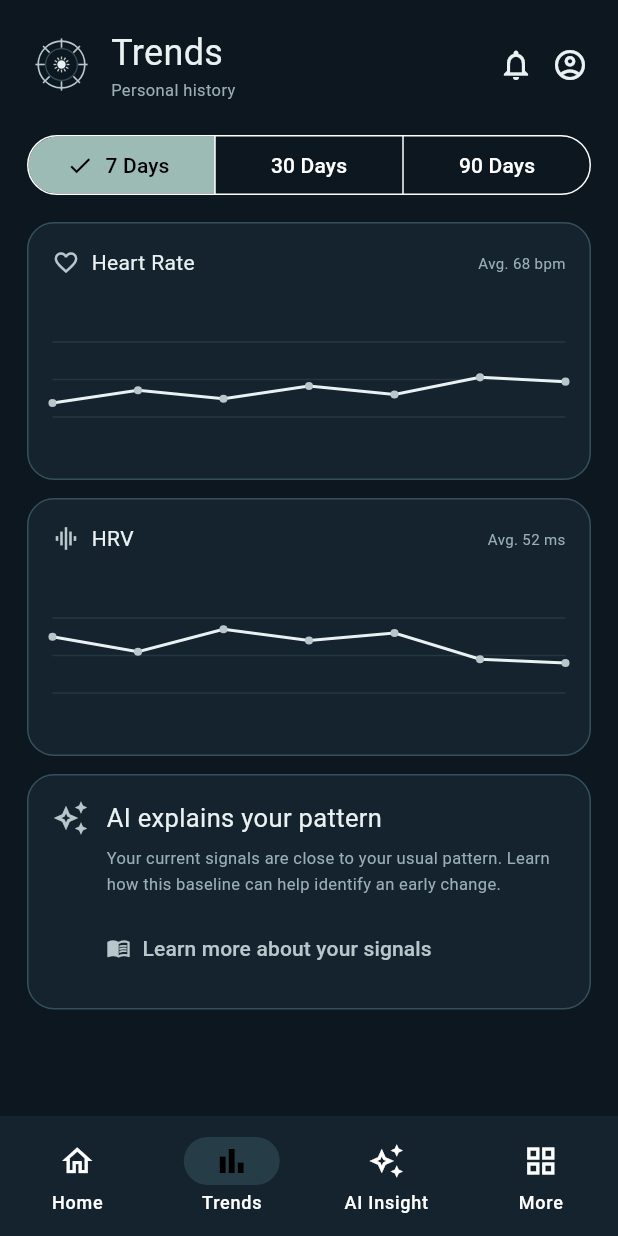
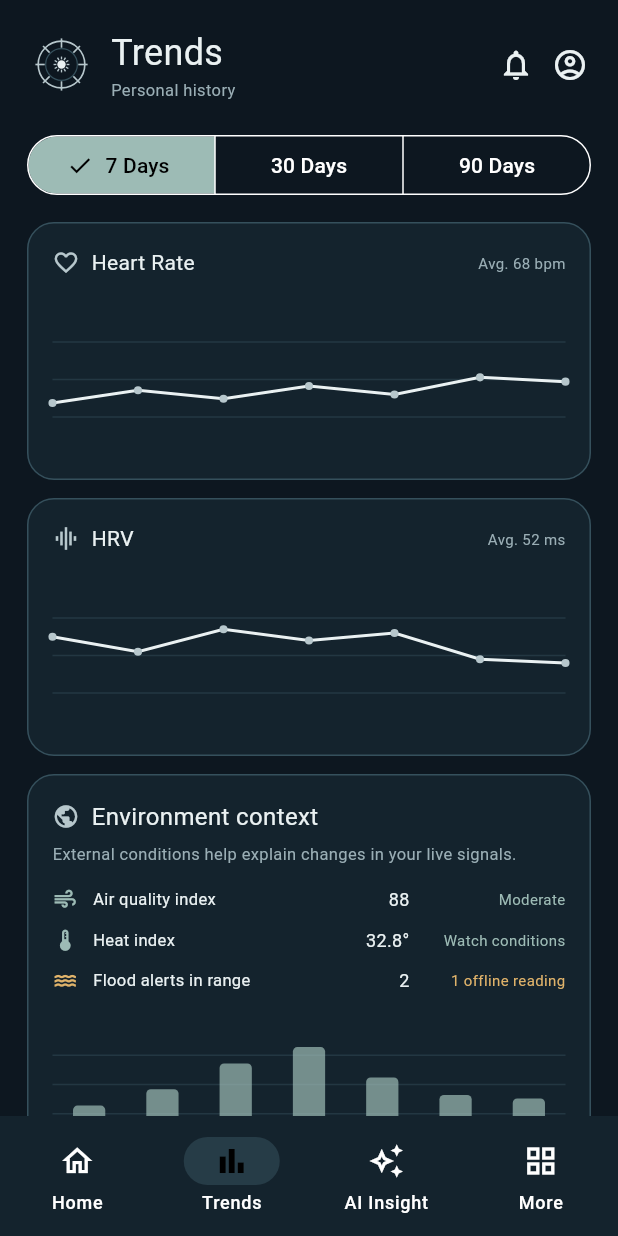
Before and after one commit to shagun-coder/aiHealthCare, a Flutter app: the HomeShell screen opened directly, item 2 of the bottom bar chosen, on a phone screen of 412 x 824 dp. Run offline on Flutter 3.47's test engine with Material 3 defaults, Android fonts, the phone set to English and light mode, and no system bars; Roboto replaces fonts that are missing (Georgia).

Commit message:
Add environmental context to trends

```diff
--- a/lib/main.dart
+++ b/lib/main.dart
@@ -74,6 +74,20 @@ class PersonalBaseline {
     required this.heartRate,
     required this.temperature,
     required this.hrv,
+  });
+}
+
+class EnvironmentSnapshot {
+  final int airQualityIndex;
+  final double heatIndex;
+  final bool floodAlert;
+  final bool signalAvailable;
+
+  const EnvironmentSnapshot({
+    required this.airQualityIndex,
+    required this.heatIndex,
+    required this.floodAlert,
+    required this.signalAvailable,
   });
 }
 
@@ -205,6 +219,16 @@ class VitalsController extends ChangeNotifier {
     VitalsSnapshot(heartRate: 69, spo2: 98, temperature: 36.6, hrv: 56),
     VitalsSnapshot(heartRate: 73, spo2: 97, temperature: 36.7, hrv: 49),
     VitalsSnapshot(heartRate: 72, spo2: 98, temperature: 36.6, hrv: 48),
+  ];
+
+  final List<EnvironmentSnapshot> environmentHistory = const [
+    EnvironmentSnapshot(airQualityIndex: 82, heatIndex: 32.1, floodAlert: false, signalAvailable: true),
+    EnvironmentSnapshot(airQualityIndex: 96, heatIndex: 33.0, floodAlert: false, signalAvailable: true),
+    EnvironmentSnapshot(airQualityIndex: 118, heatIndex: 34.2, floodAlert: false, signalAvailable: true),
+    EnvironmentSnapshot(airQualityIndex: 132, heatIndex: 35.1, floodAlert: true, signalAvailable: true),
+    EnvironmentSnapshot(airQualityIndex: 106, heatIndex: 34.7, floodAlert: true, signalAvailable: false),
+    EnvironmentSnapshot(airQualityIndex: 91, heatIndex: 33.5, floodAlert: false, signalAvailable: true),
+    EnvironmentSnapshot(airQualityIndex: 88, heatIndex: 32.8, floodAlert: false, signalAvailable: true),
   ];
 
   RiskPrediction? prediction;
@@ -668,6 +692,8 @@ class _TrendsPageState extends State<TrendsPage> {
                   max: 70,
                 ),
                 const SizedBox(height: 12),
+                EnvironmentTrendCard(history: c.environmentHistory),
+                const SizedBox(height: 12),
                 AiLearningCard(current: c.current, baseline: c.baseline),
               ]),
             ),
@@ -1366,6 +1392,103 @@ class TrendCard extends StatelessWidget {
   }
 }
 
+class EnvironmentTrendCard extends StatelessWidget {
+  final List<EnvironmentSnapshot> history;
+
+  const EnvironmentTrendCard({super.key, required this.history});
+
+  @override
+  Widget build(BuildContext context) {
+    final latest = history.last;
+    final floodEvents = history.where((entry) => entry.floodAlert).length;
+    final offlineReadings = history.where((entry) => !entry.signalAvailable).length;
+
+    return SectionCard(
+      child: Column(
+        crossAxisAlignment: CrossAxisAlignment.start,
+        children: [
+          const SectionTitle(icon: Icons.public_outlined, title: 'Environment context'),
+          const SizedBox(height: 6),
+          const Text(
+            'External conditions help explain changes in your live signals.',
+            style: TextStyle(color: VitalsColors.muted, fontSize: 11, height: 1.4),
+          ),
+          const SizedBox(height: 14),
+          EnvironmentMetricRow(
+            icon: Icons.air_outlined,
+            label: 'Air quality index',
+            value: '${latest.airQualityIndex}',
+            detail: latest.airQualityIndex >= 100 ? 'Elevated' : 'Moderate',
+            warning: latest.airQualityIndex >= 100,
+          ),
+          EnvironmentMetricRow(
+            icon: Icons.thermostat_outlined,
+            label: 'Heat index',
+            value: '${latest.heatIndex.toStringAsFixed(1)}°',
+            detail: latest.heatIndex >= 35 ? 'High exposure' : 'Watch conditions',
+            warning: latest.heatIndex >= 35,
+          ),
+          EnvironmentMetricRow(
+            icon: Icons.water_outlined,
+            label: 'Flood alerts in range',
+            value: '$floodEvents',
+            detail: offlineReadings == 0 ? 'Connectivity stable' : '$offlineReadings offline reading',
+            warning: floodEvents > 0 || offlineReadings > 0,
+          ),
+          const SizedBox(height: 12),
+          SizedBox(
+            height: 78,
+            width: double.infinity,
+            child: CustomPaint(
+              painter: MiniChartPainter(
+                values: history.map((entry) => entry.airQualityIndex.toDouble()).toList(),
+                min: 50,
+                max: 150,
+                bars: true,
+              ),
+            ),
+          ),
+        ],
+      ),
+    );
+  }
+}
+
+class EnvironmentMetricRow extends StatelessWidget {
+  final IconData icon;
+  final String label;
+  final String value;
+  final String detail;
+  final bool warning;
+
+  const EnvironmentMetricRow({
+    super.key,
+    required this.icon,
+    required this.label,
+    required this.value,
+    required this.detail,
+    required this.warning,
+  });
+
+  @override
+  Widget build(BuildContext context) {
+    final color = warning ? VitalsColors.warning : VitalsColors.sage;
+    return Padding(
+      padding: const EdgeInsets.only(bottom: 10),
+      child: Row(
+        children: [
+          Icon(icon, size: 17, color: color),
+          const SizedBox(width: 10),
+          Expanded(child: Text(label, style: const TextStyle(color: VitalsColors.ivory, fontSize: 11))),
+          Text(value, style: const TextStyle(color: VitalsColors.ivory, fontSize: 12)),
+          const SizedBox(width: 8),
+          SizedBox(width: 96, child: Text(detail, textAlign: TextAlign.right, style: TextStyle(color: color, fontSize: 10))),
+        ],
+      ),
+    );
+  }
+}
+
 class AiLearningCard extends StatelessWidget {
   final VitalsSnapshot current;
   final PersonalBaseline baseline;
```
Also changed, not shown: 2 other files.
